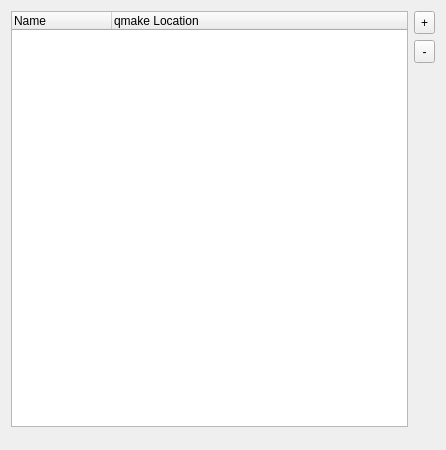
This is src/plugins/qt4projectmanager/qtversionmanager.ui in qt-creator/qt-creator as Qt 5 draws it before an edit. The edited form follows.
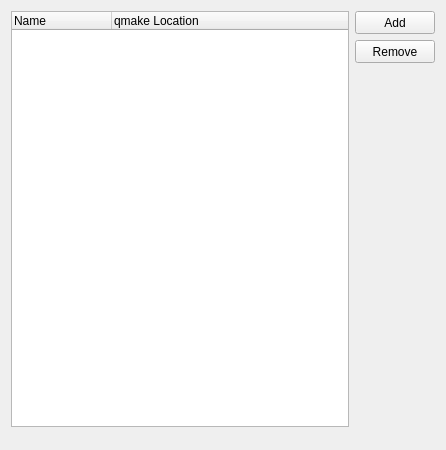
This is the edited form. Custom widgets are drawn as their Qt base class.

```diff
--- a/src/plugins/qt4projectmanager/qtversionmanager.ui
+++ b/src/plugins/qt4projectmanager/qtversionmanager.ui
@@ -42,7 +42,7 @@
         <number>0</number>
        </property>
        <item>
-        <widget class="QToolButton" name="addButton">
+        <widget class="QPushButton" name="addButton">
          <property name="minimumSize">
           <size>
            <width>21</width>
@@ -50,12 +50,12 @@
           </size>
          </property>
          <property name="text">
-          <string>+</string>
+          <string>Add</string>
          </property>
         </widget>
        </item>
        <item>
-        <widget class="QToolButton" name="delButton">
+        <widget class="QPushButton" name="delButton">
          <property name="minimumSize">
           <size>
            <width>21</width>
@@ -63,7 +63,7 @@
           </size>
          </property>
          <property name="text">
-          <string>-</string>
+          <string>Remove</string>
          </property>
         </widget>
        </item>
```
